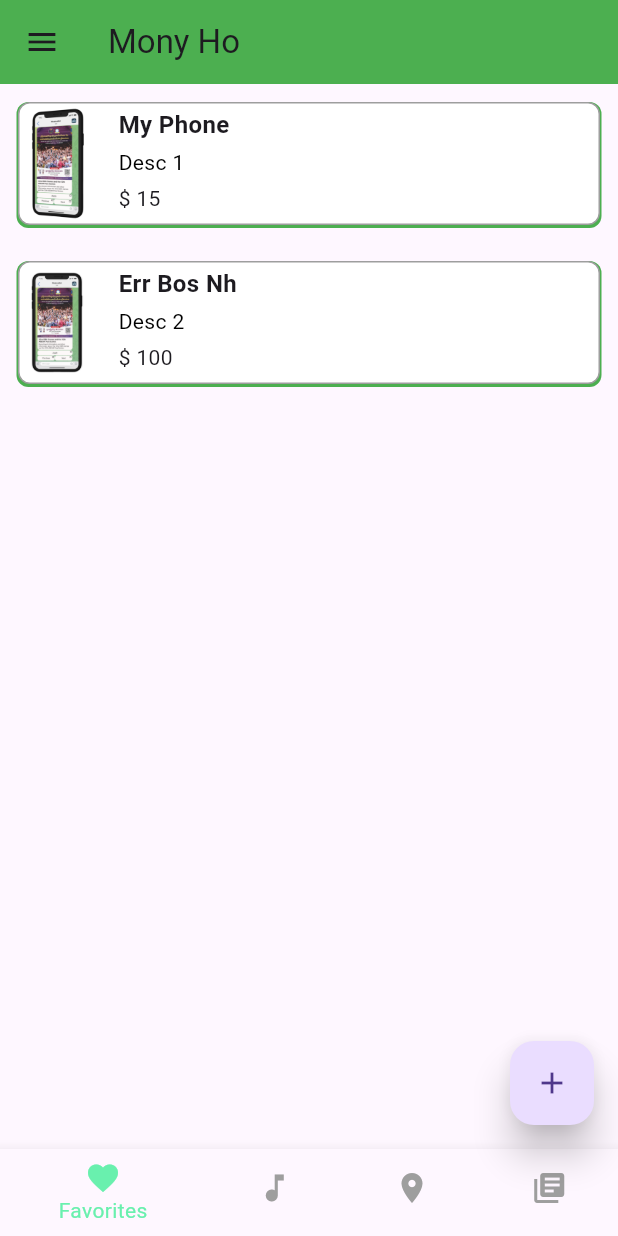
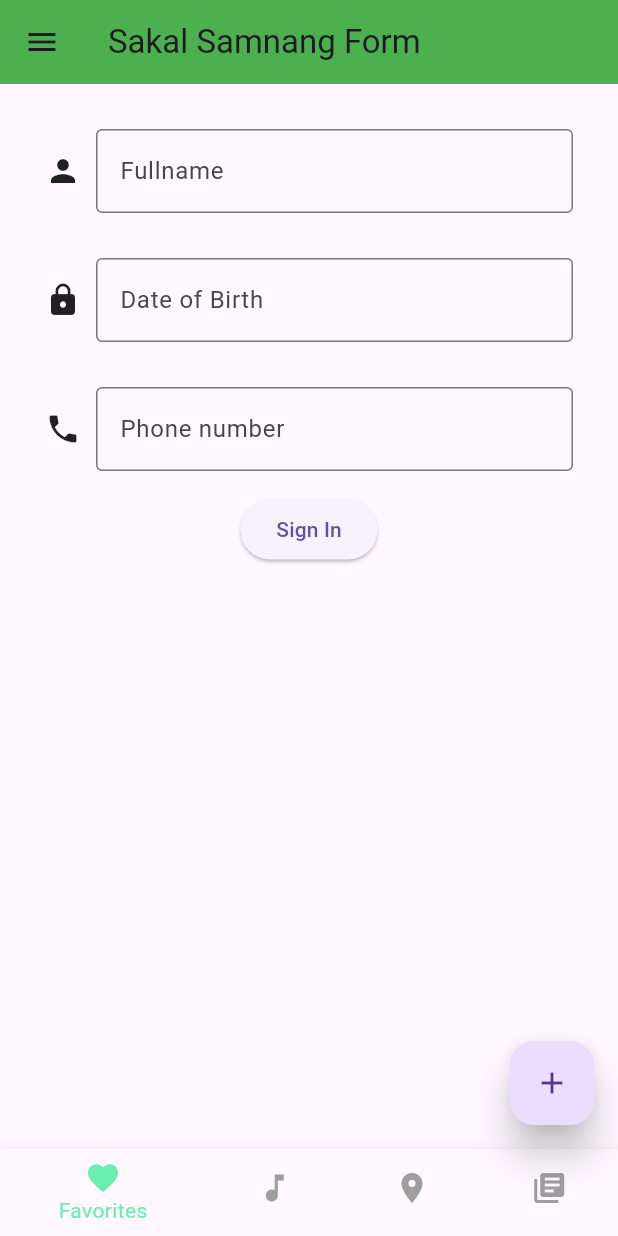
Before and after one commit to Sakal05/mobile-dev-1, a Flutter app: the screen it shows after launch, on a phone screen of 412 x 824 dp. Run offline on Flutter 3.47's test engine with Material 3 defaults, Android fonts, the phone set to English and light mode, and no system bars.

Commit message:
add navigation, validation, text field

```diff
--- a/lib/main.dart
+++ b/lib/main.dart
@@ -1,4 +1,6 @@
 import 'package:flutter/material.dart';
+// import other page in
+import 'page_loy.dart';
 
 void main() {
   runApp(
@@ -14,11 +16,70 @@ class MainPage extends StatefulWidget {
 
 class _MainPageState extends State<MainPage> {
   int _currentIndex = 0;
+  TextEditingController con_username = TextEditingController();
+  TextEditingController con_dob = TextEditingController();
+  TextEditingController con_phone_number = TextEditingController();
+  bool validate_username = false;
+  bool validate_dob = false;
+  bool validate_phone_number = false;
+
+  bool validate_data() {
+    bool result = false;
+    var username = con_username.text;
+    var dob = con_dob.text;
+    var phoneNumber = con_phone_number.text;
+    if(username.isEmpty){
+      setState(() {
+        validate_username = true;
+        result = false;
+      });
+    }
+    else{
+      setState(() {
+        validate_username = false;
+        result = true;
+      });
+    }
+    if(dob.isEmpty){
+      setState(() {
+        validate_dob = true;
+        result = false;
+      });
+    }
+    else{
+      setState(() {
+        validate_dob = false;
+        result = true;
+      });
+    }
+    if(phoneNumber.isEmpty){
+      setState(() {
+        validate_phone_number = true;
+        result = false;
+      });
+    }
+    else{
+      setState(() {
+        validate_phone_number = false;
+        result = true;
+      });
+    }
+    return result;
+  }
+
+  void msg(){
+    final snackbar = SnackBar(content:
+    Text("Hello : " + con_username.text +
+        "Date of Birth:" + con_dob.text +
+        "Phone Number:" + con_phone_number.text));
+    ScaffoldMessenger.of(context).showSnackBar(snackbar);
+  }
+
   @override
   Widget build(BuildContext context) {
     return Scaffold(
       appBar: AppBar(
-        title: Text("Mony Ho"),
+        title: Text("Sakal Samnang Form"),
         backgroundColor: Colors.green,
       ),
       drawer: Drawer(
@@ -65,8 +126,9 @@ class _MainPageState extends State<MainPage> {
       ),
       body: ListView(
         children: [
-          _cardComponent('My Phone', 'Desc 1', '15', 'images/2.png'),
-          _cardComponent('Err Bos Nh', 'Desc 2', '100', 'images/3.png'),
+          // _cardComponent('My Phone', 'Desc 1', '15', 'images/2.png'),
+          // _cardComponent('Err Bos Nh', 'Desc 2', '100', 'images/3.png'),
+          textComponent(),
         ],
       ),
       floatingActionButton: FloatingActionButton(
@@ -97,6 +159,98 @@ class _MainPageState extends State<MainPage> {
             });
           }),
     );
+  }
+
+  Widget textComponent() {
+    return Padding(
+        padding: EdgeInsets.all(15),
+        child: Column(
+          children: <Widget>[
+            Padding(
+              padding: EdgeInsets.all(15),
+              child: Row(
+                children: [
+                  Icon(Icons.person),
+                  SizedBox(width: 10),
+                  Expanded(
+                    child: TextField(
+                      controller: con_username,
+                      decoration: InputDecoration(
+                        border: OutlineInputBorder(),
+                        labelText: 'Fullname',
+                        hintText: 'Enter Your Name',
+                        errorText: validate_username ? "Input Phone Number" : null,
+                      ),
+                    ),
+                  ),
+                ],
+              ),
+            ),
+            Padding(
+              padding: EdgeInsets.all(15),
+              child: Row(
+                children: [
+                  Icon(Icons.lock),
+                  SizedBox(width: 10),
+                  Expanded(
+                    child: TextField(
+                      controller: con_dob,
+                      obscureText: true,
+                      decoration: InputDecoration(
+                        border: OutlineInputBorder(),
+                        labelText: 'Date of Birth',
+                        hintText: 'Enter your date of birth here',
+                        errorText: validate_dob ? "Input DOB" : null,
+                      ),
+                    ),
+                  ),
+                ],
+              ),
+            ),
+            Padding(
+              padding: EdgeInsets.all(15),
+              child: Row(
+                children: [
+                  Icon(Icons.phone),
+                  SizedBox(width: 10),
+                  Expanded(
+                    child: TextField(
+                      controller: con_phone_number,
+                      obscureText: true,
+                      decoration: InputDecoration(
+                        border: OutlineInputBorder(),
+                        labelText: 'Phone number',
+                        hintText: 'Enter phone number',
+                        errorText: validate_phone_number ? "Input Phone Number" : null,
+                      ),
+                    ),
+                  ),
+                ],
+              ),
+            ),
+            ElevatedButton(
+              child: Text('Sign In'),
+
+              onPressed: () {
+                // create navigate action to other page
+                validate_data() ? msg() : null;
+                if (validate_data() == true) {
+                  Navigator.push(
+                    context,
+                    MaterialPageRoute(builder: (context) => LoyPage()),
+                  );
+                }
+                // final snackbar = SnackBar(
+                //     content: Text("Hello : " +
+                //         con_username.text +
+                //         " Your password :" +
+                //         con_password.text));
+                // ScaffoldMessenger.of(context).showSnackBar(snackbar);
+              },
+
+            )
+          ],
+        ));
   }
 
   Widget _buildRow(String title, IconData iconData) {
@@ -132,67 +286,4 @@ class _MainPageState extends State<MainPage> {
       ),
     );
   }
-
-  Widget _cardComponent(
-      String title, String subtitle, String description, String imagePath) {
-    return Padding(
-      padding: const EdgeInsets.all(12.0),
-      child: Container(
-        decoration: BoxDecoration(
-          borderRadius: BorderRadius.circular(8.0),
-          boxShadow: [
-            BoxShadow(
-              color: Colors.green,
-              spreadRadius: 1,
-              blurRadius: 0,
-              offset: const Offset(0, 1),
-            ),
-          ],
-          border: Border.all(color: Colors.grey),
-          color: Colors.white,
-        ),
-        child: Row(
-          children: [
-            Container(
-              width: 50,
-              height: 80,
-              decoration: BoxDecoration(
-                image: DecorationImage(
-                  fit: BoxFit.cover,
-                  image: AssetImage(imagePath),
-                ),
-              ),
-            ),
-            const SizedBox(width: 16),
-            Column(
-              crossAxisAlignment: CrossAxisAlignment.start,
-              children: [
-                Padding(
-                  padding: const EdgeInsets.only(bottom: 4.0),
-                  child: Text(
-                    title,
-                    style: TextStyle(fontSize: 16, fontWeight: FontWeight.bold),
-                  ),
-                ),
-                Padding(
-                  padding: const EdgeInsets.only(bottom: 4.0),
-                  child: Text(
-                    subtitle,
-                    style: TextStyle(fontSize: 14, color: Colors.black),
-                  ),
-                ),
-                Padding(
-                  padding: const EdgeInsets.only(bottom: 4.0),
-                  child: Text(
-                    '\$ $description',
-                    style: TextStyle(fontSize: 14),
-                  ),
-                ),
-              ],
-            ),
-          ],
-        ),
-      ),
-    );
-  }
 }
```
Also changed, not shown: lib/page_loy.dart (added, +194 -0 lines).
